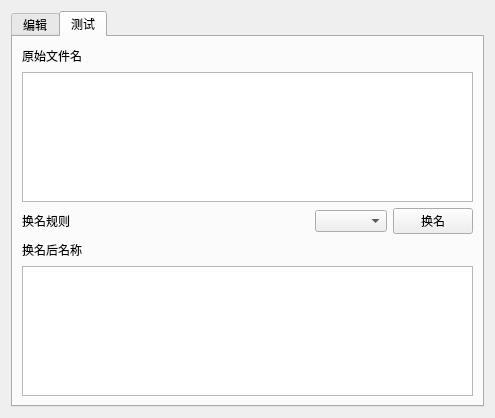
liubojun/DataTransfer, file apps/DataTransfer/ui/renameDlg.ui: the form before one commit.
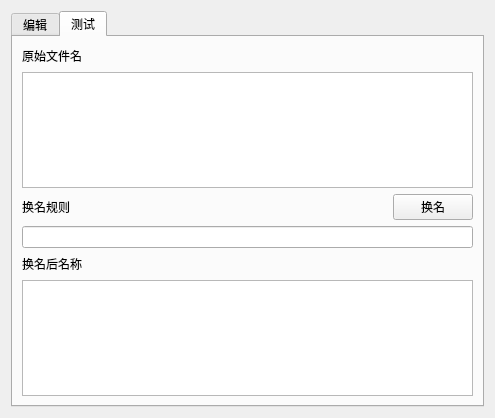
The form after the commit.

Diff of the .ui file:
```diff
--- a/apps/DataTransfer/ui/renameDlg.ui
+++ b/apps/DataTransfer/ui/renameDlg.ui
@@ -114,9 +114,6 @@
            </property>
           </spacer>
          </item>
-         <item>
-          <widget class="QComboBox" name="comboBox_rule"/>
-         </item>
          <item>
           <widget class="QPushButton" name="btn_change">
            <property name="text">
@@ -126,6 +123,9 @@
          </item>
         </layout>
        </item>
+       <item>
+        <widget class="QLineEdit" name="lineEdit_rule"/>
+       </item>
        <item>
         <layout class="QHBoxLayout" name="horizontalLayout_4">
          <item>
```
